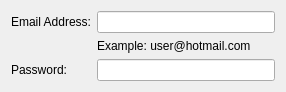
Qt form butterfly/main-options-widget.ui (KDE/ktp-accounts-kcm) before a commit.
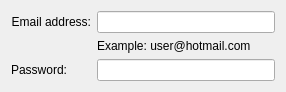
The same form after that commit. Custom widgets are drawn as their Qt base class.

The edit to the form file:
```diff
--- a/butterfly/main-options-widget.ui
+++ b/butterfly/main-options-widget.ui
@@ -26,7 +26,7 @@
    <item row="0" column="0">
     <widget class="QLabel" name="accountLabel">
      <property name="text">
-      <string>Email Address:</string>
+      <string>Email address:</string>
      </property>
      <property name="alignment">
       <set>Qt::AlignRight|Qt::AlignTrailing|Qt::AlignVCenter</set>
```
